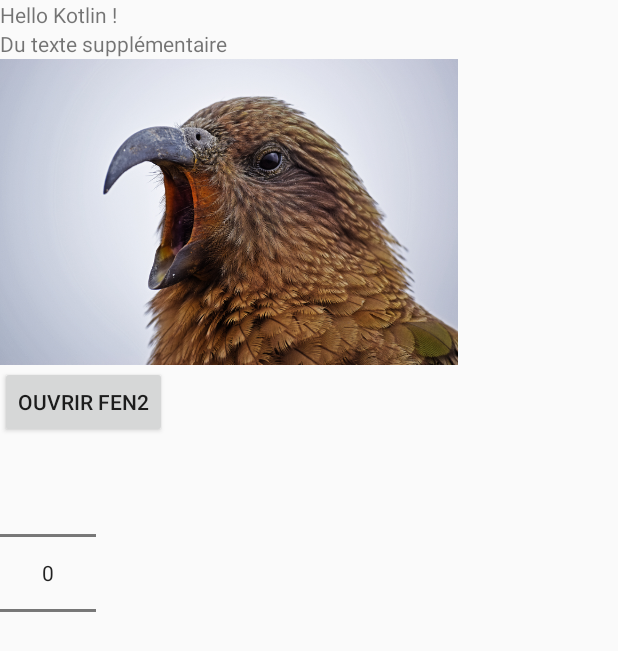
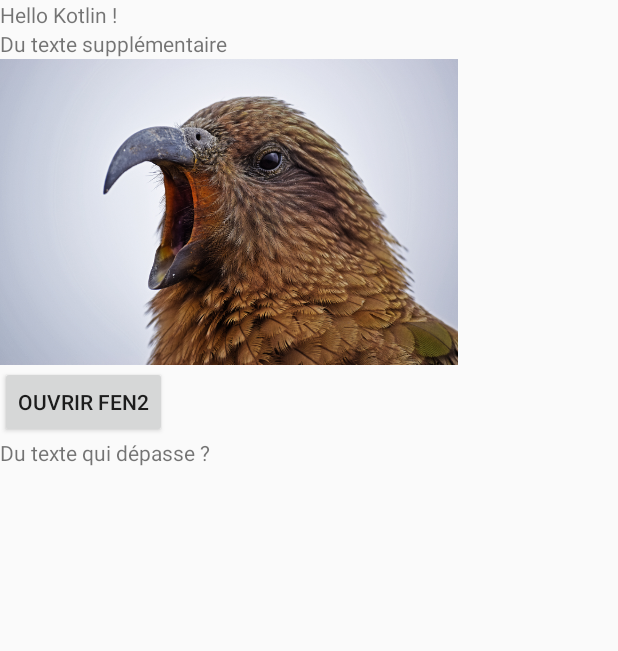
Before and after one commit to cesmai/Hello, an Android app: the layout activity_main.xml on its own in the app's theme, with its tools: preview values and no code run, on a phone screen of 412 x 824 dp. Shown: the top 651 px of the screen. Run offline under Robolectric (Android 15) with nearby library versions, the phone set to English and light mode, and no system bars.

Commit message:
Add Scroll on activity_main

```diff
--- a/app/src/main/java/com/example/hb/hello/NumberPickerActivity.kt
+++ b/app/src/main/java/com/example/hb/hello/NumberPickerActivity.kt
@@ -2,7 +2,7 @@ package com.example.hb.hello
 
 import android.support.v7.app.AppCompatActivity
 import android.os.Bundle
-import kotlinx.android.synthetic.main.activity_main.*
+import kotlinx.android.synthetic.main.activity_number_picker.*
 import org.jetbrains.anko.*
 
 class NumberPickerActivity : AppCompatActivity(), AnkoLogger {
@@ -13,7 +13,7 @@ class NumberPickerActivity : AppCompatActivity(), AnkoLogger {
         super.onCreate(savedInstanceState)
         setContentView(R.layout.activity_number_picker)
 
-        // Number picker TODO voir comment ajouter un scroll
+        // Number picker TODO avec ajout du scroll
         numberPicker.minValue = 0
         numberPicker.maxValue = 7
     }
--- a/app/src/main/res/layout/activity_main.xml
+++ b/app/src/main/res/layout/activity_main.xml
@@ -1,36 +1,45 @@
 <?xml version="1.0" encoding="utf-8"?>
+
+<ScrollView
+    xmlns:android="http://schemas.android.com/apk/res/android"
+    android:layout_width="match_parent"
+    android:layout_height="match_parent">
+
     <LinearLayout
             xmlns:android="http://schemas.android.com/apk/res/android"
             xmlns:tools="http://schemas.android.com/tools"
             xmlns:app="http://schemas.android.com/apk/res-auto"
             android:layout_width="match_parent"
-        android:layout_height="match_parent"
+            android:layout_height="wrap_content"
             android:orientation="vertical">
 
         <TextView
                 android:layout_width="wrap_content"
                 android:layout_height="wrap_content"
-            android:text="Hello Kotlin !" />
+                android:text="Hello Kotlin !"/>
 
         <TextView
                 android:id="@+id/myTextSuppl"
                 android:layout_width="wrap_content"
                 android:layout_height="wrap_content"
-            android:text="Du texte supplémentaire" />
+                android:text="Du texte supplémentaire"/>
 
         <ImageView
                 android:layout_width="305dp"
                 android:layout_height="205dp"
-            android:src="@drawable/image_aigle_png_800" />
+                android:src="@drawable/image_aigle_png_800"/>
 
         <Button
                 android:id="@+id/btnOpenSecondActivity"
                 android:text="Ouvrir fen2"
                 android:layout_width="wrap_content"
-            android:layout_height="wrap_content" />
+                android:layout_height="wrap_content"/>
 
-    <NumberPicker
-            android:id="@+id/numberPicker"
-            android:layout_width="wrap_content" android:layout_height="wrap_content"></NumberPicker>
+        <TextView
+                android:id="@+id/myTextSuppl"
+                android:layout_width="wrap_content"
+                android:layout_height="wrap_content"
+                android:text="Du texte qui dépasse ?"/>
 
     </LinearLayout>
+</ScrollView>
```
Also changed, not shown: app/src/main/AndroidManifest.xml (+6 -6 lines), app/src/main/java/com/example/hb/hello/SecondActivity.kt (+0 -8 lines). Lines whose indentation alone changed are shown as unchanged.
